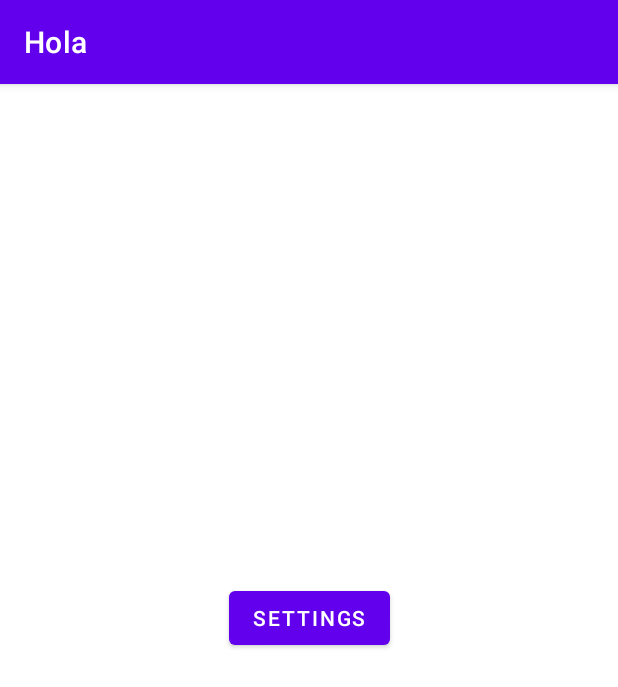
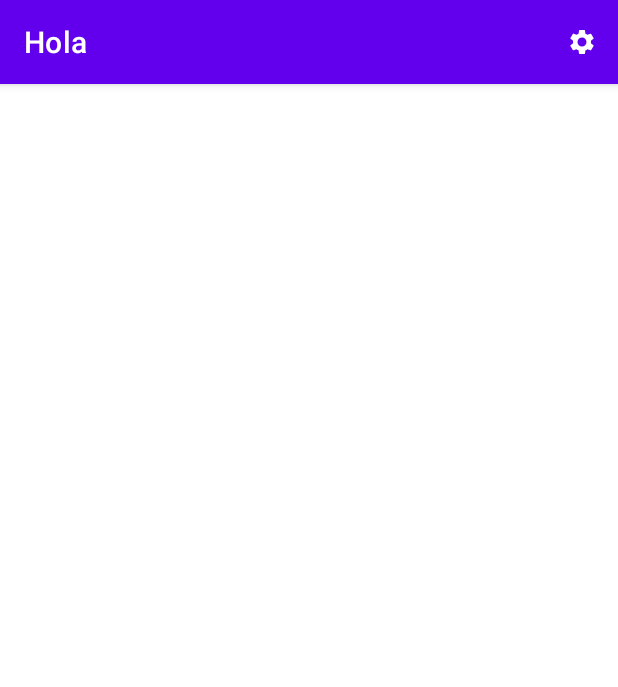
Before and after one commit to hbgtx/Hola, an Android app: the screen it shows after launch (MainActivity), on a phone screen of 412 x 824 dp. Shown: the top 687 px of the screen. Run offline under Robolectric (Android 15) with nearby library versions, the phone set to English and light mode, and no system bars.

Commit message:
Add settings button to action bar.
Tested:
Tested on Samsung S20FE.

```diff
--- a/app/src/main/java/com/hbgtx/hola/activities/MainActivity.java
+++ b/app/src/main/java/com/hbgtx/hola/activities/MainActivity.java
@@ -2,7 +2,11 @@
 
 import android.content.Intent;
 import android.os.Bundle;
+import android.view.Menu;
+import android.view.MenuInflater;
+import android.view.MenuItem;
 
+import androidx.annotation.NonNull;
 import androidx.appcompat.app.AppCompatActivity;
 import androidx.appcompat.widget.Toolbar;
 
@@ -23,13 +27,28 @@
         setSupportActionBar(toolbar);
         sharedPrefUtil = new SharedPrefUtil(this);
         biometricAuthenticator = new BiometricAuthenticator(this);
-        findViewById(R.id.settings_button).setOnClickListener(view -> {
-            Intent intent = new Intent(MainActivity.this, SettingsActivity.class);
-            intent.setFlags(Intent.FLAG_ACTIVITY_NEW_TASK);
-            startActivity(intent);
-        });
         if (sharedPrefUtil != null && sharedPrefUtil.isBiometricEnabled()) {
             biometricAuthenticator.authenticate();
         }
     }
+
+    @Override
+    public boolean onCreateOptionsMenu(Menu menu) {
+        MenuInflater inflater = getMenuInflater();
+        inflater.inflate(R.menu.main_acitivity_option_menu, menu);
+        return true;
+    }
+
+    @Override
+    public boolean onOptionsItemSelected(@NonNull MenuItem item) {
+        switch (item.getItemId()) {
+            case R.id.action_settings:
+                Intent intent = new Intent(MainActivity.this, SettingsActivity.class);
+                intent.setFlags(Intent.FLAG_ACTIVITY_NEW_TASK);
+                startActivity(intent);
+                return true;
+            default:
+                return super.onOptionsItemSelected(item);
+        }
+    }
 }
--- /dev/null
+++ b/app/src/main/res/drawable/baseline_settings_20.xml
@@ -0,0 +1,10 @@
+<vector xmlns:android="http://schemas.android.com/apk/res/android"
+    android:width="20dp"
+    android:height="20dp"
+    android:viewportWidth="20"
+    android:viewportHeight="20"
+    android:tint="?attr/colorControlNormal">
+  <path
+      android:fillColor="@android:color/white"
+      android:pathData="M15.95,10.78c0.03,-0.25 0.05,-0.51 0.05,-0.78s-0.02,-0.53 -0.06,-0.78l1.69,-1.32c0.15,-0.12 0.19,-0.34 0.1,-0.51l-1.6,-2.77c-0.1,-0.18 -0.31,-0.24 -0.49,-0.18l-1.99,0.8c-0.42,-0.32 -0.86,-0.58 -1.35,-0.78L12,2.34c-0.03,-0.2 -0.2,-0.34 -0.4,-0.34H8.4c-0.2,0 -0.36,0.14 -0.39,0.34l-0.3,2.12c-0.49,0.2 -0.94,0.47 -1.35,0.78l-1.99,-0.8c-0.18,-0.07 -0.39,0 -0.49,0.18l-1.6,2.77c-0.1,0.18 -0.06,0.39 0.1,0.51l1.69,1.32c-0.04,0.25 -0.07,0.52 -0.07,0.78s0.02,0.53 0.06,0.78L2.37,12.1c-0.15,0.12 -0.19,0.34 -0.1,0.51l1.6,2.77c0.1,0.18 0.31,0.24 0.49,0.18l1.99,-0.8c0.42,0.32 0.86,0.58 1.35,0.78l0.3,2.12c0.04,0.2 0.2,0.34 0.4,0.34h3.2c0.2,0 0.37,-0.14 0.39,-0.34l0.3,-2.12c0.49,-0.2 0.94,-0.47 1.35,-0.78l1.99,0.8c0.18,0.07 0.39,0 0.49,-0.18l1.6,-2.77c0.1,-0.18 0.06,-0.39 -0.1,-0.51l-1.67,-1.32zM10,13c-1.65,0 -3,-1.35 -3,-3s1.35,-3 3,-3 3,1.35 3,3 -1.35,3 -3,3z"/>
+</vector>
--- a/app/src/main/res/layout/activity_main.xml
+++ b/app/src/main/res/layout/activity_main.xml
@@ -11,20 +11,10 @@
         android:layout_width="match_parent"
         android:layout_height="?attr/actionBarSize"
         android:background="?attr/colorPrimary"
-        app:titleTextColor="@color/white"
         android:elevation="4dp"
         android:theme="@style/Theme.Hola.actionBar"
         app:popupTheme="@style/ThemeOverlay.AppCompat.Light"
+        app:titleTextColor="@color/white"
         tools:ignore="MissingConstraints" />
 
-    <Button
-        android:id="@+id/settings_button"
-        android:layout_width="wrap_content"
-        android:layout_height="wrap_content"
-        android:text="@string/setting_text"
-        app:layout_constraintBottom_toBottomOf="parent"
-        app:layout_constraintEnd_toEndOf="parent"
-        app:layout_constraintStart_toStartOf="parent"
-        app:layout_constraintTop_toTopOf="parent" />
-
 </androidx.constraintlayout.widget.ConstraintLayout>
--- /dev/null
+++ b/app/src/main/res/menu/main_acitivity_option_menu.xml
@@ -0,0 +1,11 @@
+<?xml version="1.0" encoding="utf-8"?>
+<menu xmlns:android="http://schemas.android.com/apk/res/android"
+    xmlns:app="http://schemas.android.com/apk/res-auto">
+
+    <item
+        android:id="@+id/action_settings"
+        android:icon="@drawable/baseline_settings_20"
+        android:title="@string/setting_text"
+        app:showAsAction="ifRoom" />
+
+</menu>
```
